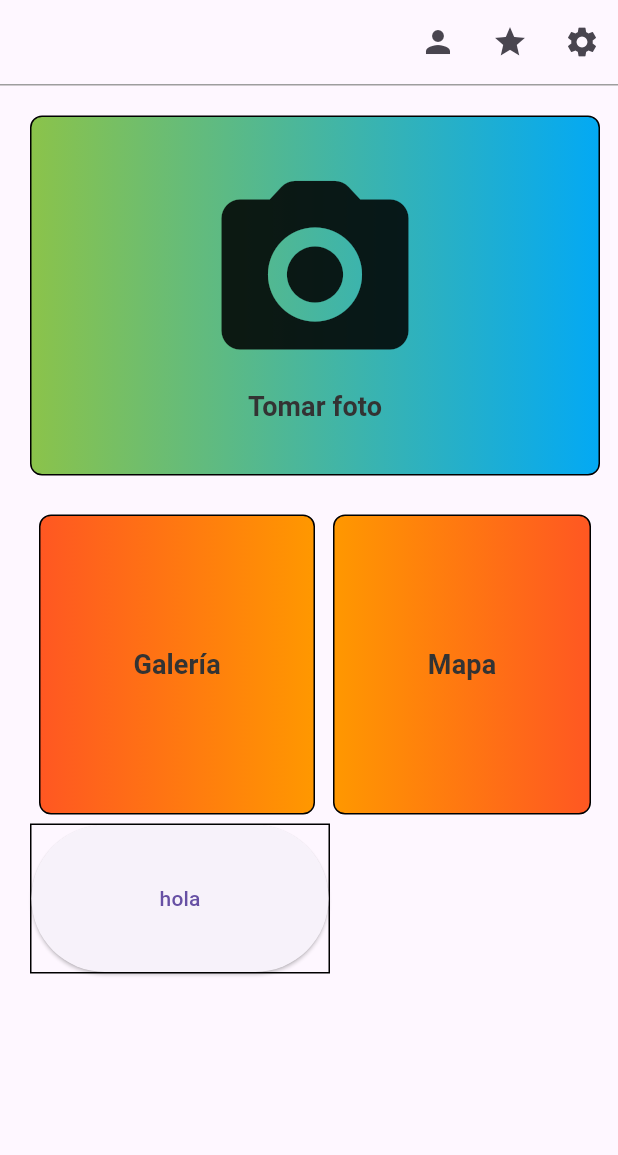
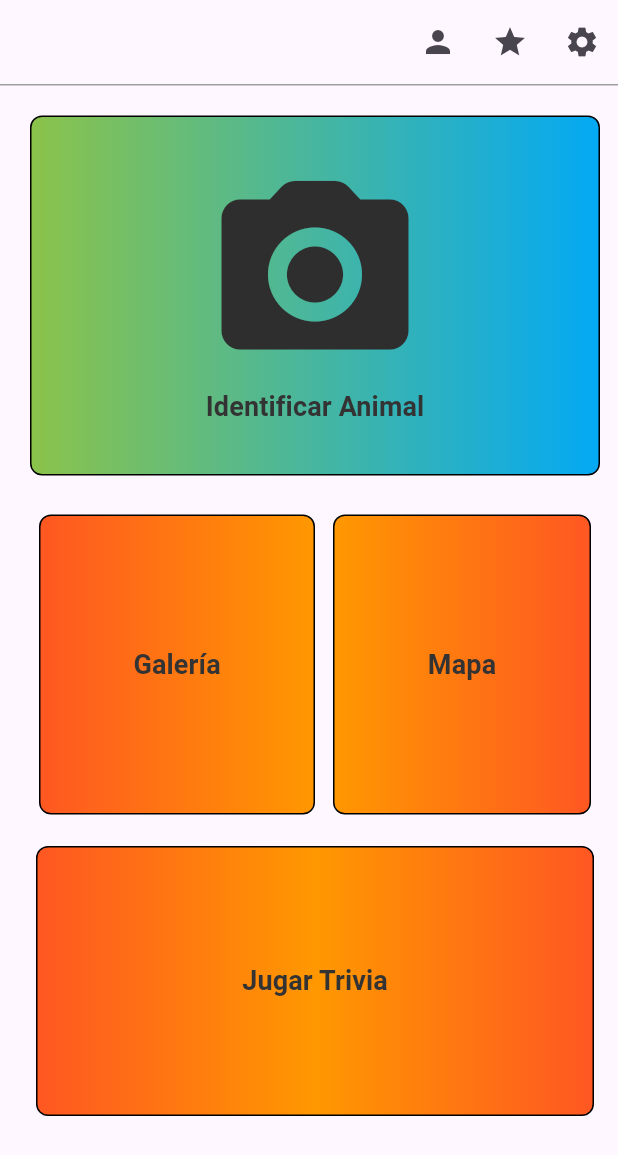
Before and after one commit to 4r4uz/WildSnap-app, a Flutter app: the screen it shows after launch, on a phone screen of 412 x 824 dp. Shown: the top 1155 px of the screen. Run offline on Flutter 3.47's test engine with Material 3 defaults, Android fonts, the light colour scheme and no system bars.

Commit message:
se agregó botón para acceder a trivia

```diff
--- a/lib/components/home_buttons.dart
+++ b/lib/components/home_buttons.dart
@@ -3,6 +3,7 @@ import 'package:frontend/core/text_style.dart';
 import 'package:frontend/screens/camera.dart';
 import 'package:frontend/screens/gallery.dart';
 import 'package:frontend/screens/map.dart';
+import 'package:frontend/screens/trivia.dart';
 
 class HomeButtons extends StatefulWidget {
   const HomeButtons({super.key});
@@ -58,9 +59,9 @@ class _HomeButtonsState extends State<HomeButtons> {
                     Icon(
                       Icons.photo_camera_rounded,
                       size: 150,
-                      color: Colors.black87,
+                      color: const Color.fromARGB(255, 46, 46, 46),
                     ),
-                    Text('Tomar foto', style: TextStyles.buttonTextStyle),
+                    Text('Identificar Animal', style: TextStyles.buttonTextStyle),
                   ],
                 ),
               ),
@@ -161,25 +162,39 @@ class _HomeButtonsState extends State<HomeButtons> {
               ),
             ],
           ),
+          //Botón a trivia
           Row(
             children: [
-              Column(
+              Expanded(
+                child: Column(
                   children: [
-                  Container(
+                    Padding(
+                      padding: const EdgeInsets.only(top: 15, right: 16,left: 4),
+                      child: Container(
+                        height: 180,
                         decoration: BoxDecoration(
                           border: Border.all(color: Colors.black),
+                          borderRadius: BorderRadius.circular(8),
+                          gradient: LinearGradient(colors: [Colors.deepOrange, Colors.orange, Colors.deepOrange])
                         ),
-                    width: 200,
-                    height: 100,
                         child: ElevatedButton(
-                      onPressed: () {},
+                          onPressed: () {
+                            Navigator.push(context, MaterialPageRoute(builder: (context) => TriviaScreen() ));
+                          },
                           style: ElevatedButton.styleFrom(
                             minimumSize: Size(double.infinity, 100),
+                            backgroundColor: Colors.transparent,
+                            shadowColor: Colors.transparent,
+                            shape: RoundedRectangleBorder(
+                              borderRadius: BorderRadiusGeometry.circular(8)
+                            )
                           ),
-                      child: Text('hola'),
+                          child: Text('Jugar Trivia',style: TextStyles.buttonTextStyle,),
+                        ),
                       ),
                     ),
                   ],
+                ),
               ),
             ],
           ),
```
Lines whose indentation alone changed are shown as unchanged.
